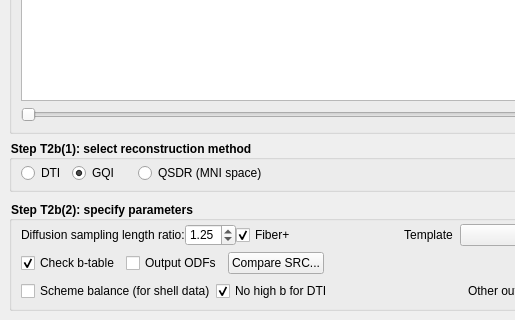
First picture: the form in reconstruction/reconstruction_window.ui, repository frankyeh/DSI-Studio, before the edit; both pictures show x 0 to 515 and y 386 to 706 of the 848 by 706 pixel window.
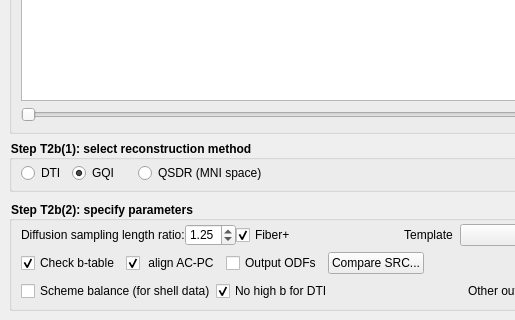
Second picture: the form after the edit. Icons and pictures are not drawn.

Commit message: revise recon GUI

What changed in the file:
```diff
--- a/reconstruction/reconstruction_window.ui
+++ b/reconstruction/reconstruction_window.ui
@@ -812,6 +812,16 @@
                    </property>
                   </widget>
                  </item>
+                 <item>
+                  <widget class="QCheckBox" name="align_acpc">
+                   <property name="text">
+                    <string> align AC-PC</string>
+                   </property>
+                   <property name="checked">
+                    <bool>true</bool>
+                   </property>
+                  </widget>
+                 </item>
                  <item>
                   <widget class="QCheckBox" name="RecordODF">
                    <property name="statusTip">
```
Left out of the diff: 26 changed lines with no effect on the pictures. The commit also changes 1 other file.
